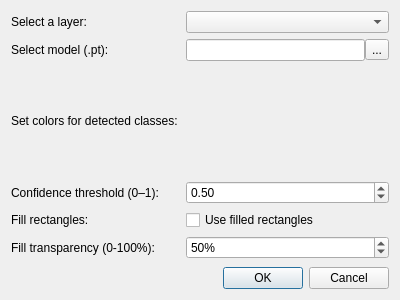
The window that yolo_plugin/yolo_plugin_dialog_base.ui (mateusz29/qgis-yolo-plugin) describes before a commit, drawn with Qt 5.
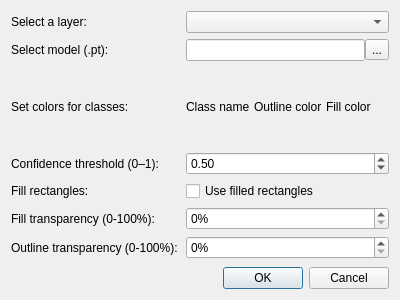
The same window after the commit.

Commit message: Add seperate option to choose outline transparency

```diff
--- a/yolo_plugin/yolo_plugin_dialog_base.ui
+++ b/yolo_plugin/yolo_plugin_dialog_base.ui
@@ -56,7 +56,7 @@
      <item row="2" column="0">
       <widget class="QLabel" name="label_colors">
        <property name="text">
-        <string>Set colors for detected classes:</string>
+        <string>Set colors for classes:</string>
        </property>
        <property name="margin">
         <number>4</number>
@@ -68,6 +68,44 @@
        <property name="spacing">
         <number>4</number>
        </property>
+       <item>
+        <layout class="QHBoxLayout" name="layout_label_headers">
+         <item>
+          <spacer name="spacer">
+           <property name="orientation">
+            <enum>Qt::Vertical</enum>
+           </property>
+           <property name="sizeHint" stdset="0">
+            <size>
+             <width>0</width>
+             <height>0</height>
+            </size>
+           </property>
+          </spacer>
+         </item>
+         <item>
+          <widget class="QLabel" name="label_outline">
+           <property name="text">
+            <string>Class name</string>
+           </property>
+          </widget>
+         </item>
+         <item>
+          <widget class="QLabel" name="label_outline">
+           <property name="text">
+            <string>Outline color</string>
+           </property>
+          </widget>
+         </item>
+         <item>
+          <widget class="QLabel" name="label_fill">
+           <property name="text">
+            <string>Fill color</string>
+           </property>
+          </widget>
+         </item>
+        </layout>
+       </item>
       </layout>
      </item>
      <item row="3" column="0">
@@ -126,7 +164,30 @@
         <number>100</number>
        </property>
        <property name="value">
-        <number>50</number>
+        <number>0</number>
+       </property>
+      </widget>
+     </item>
+     <item row="6" column="0">
+      <widget class="QLabel" name="label_outline_transparency">
+       <property name="text">
+        <string>Outline transparency (0-100%):</string>
+       </property>
+      </widget>
+     </item>
+     <item row="6" column="1">
+      <widget class="QSpinBox" name="spinBox_outline_transparency">
+       <property name="suffix">
+        <string>%</string>
+       </property>
+       <property name="minimum">
+        <number>0</number>
+       </property>
+       <property name="maximum">
+        <number>100</number>
+       </property>
+       <property name="value">
+        <number>0</number>
        </property>
       </widget>
      </item>
```
Left out of the diff: 4 changed lines with no effect on the pictures. The commit also changes 2 other files.
